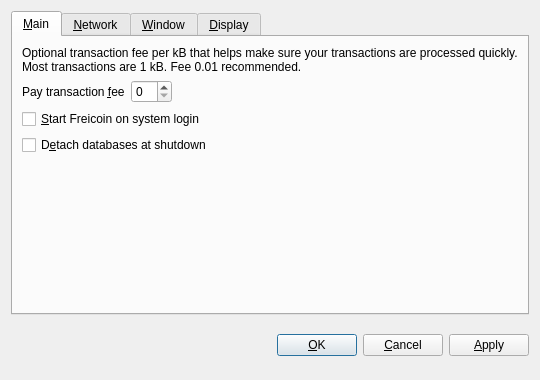
ApplebyCoin/ApplebyCoin, file src/qt/forms/optionsdialog.ui: the form before one commit.
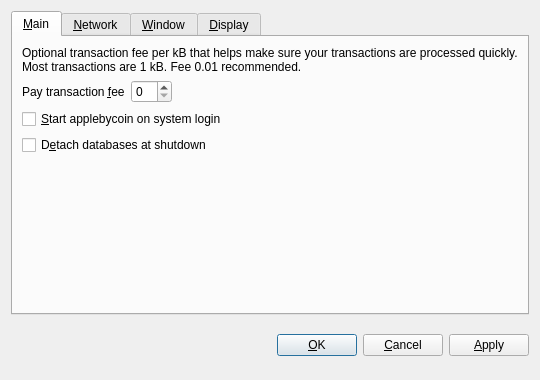
The form after the commit. Custom widgets are drawn as their Qt base class.

Diff of the .ui file:
```diff
--- a/src/qt/forms/optionsdialog.ui
+++ b/src/qt/forms/optionsdialog.ui
@@ -82,7 +82,7 @@
           <string>Automatically start Freicoin after logging in to the system.</string>
          </property>
          <property name="text">
-          <string>&amp;Start Freicoin on system login</string>
+          <string>&amp;Start applebycoin on system login</string>
          </property>
         </widget>
        </item>
```
Left out of the diff: 18 changed lines with no effect on the pictures.
